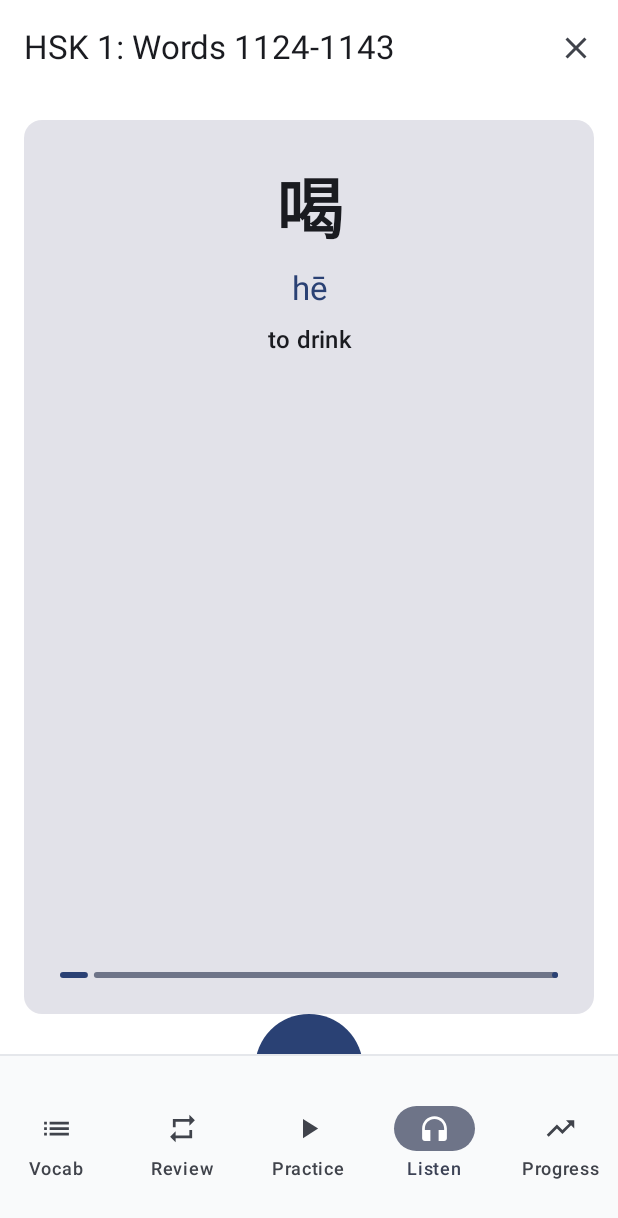
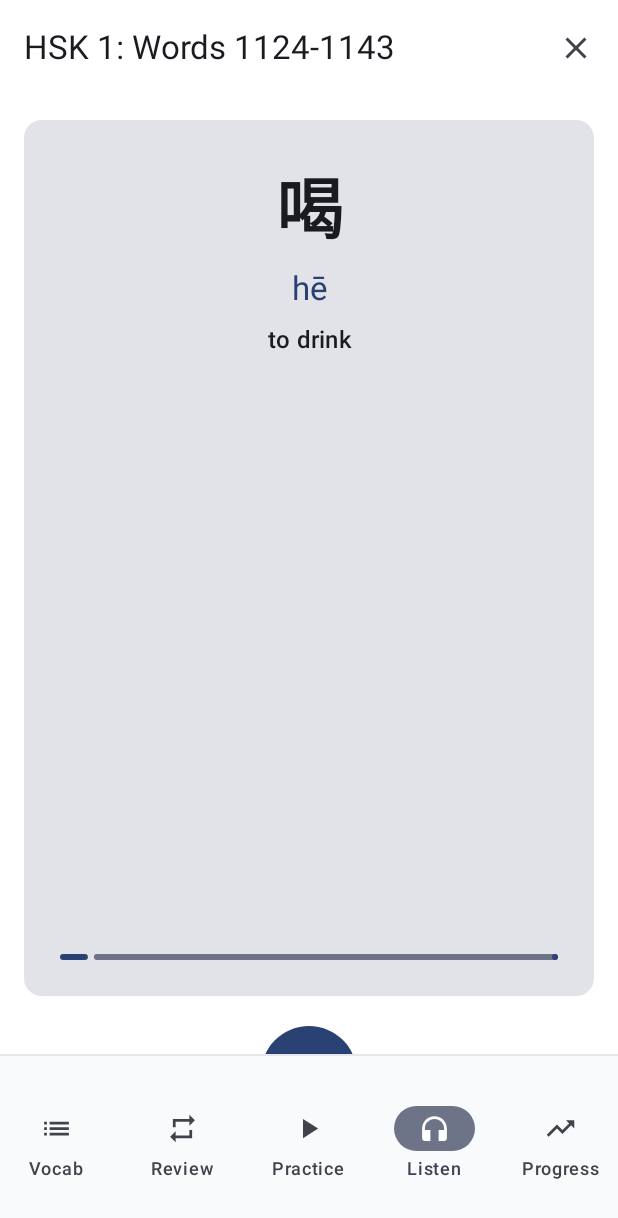
Before and after one commit to salmanajma3862/hsk4mastery-kotlin, an Android app built with Jetpack Compose: the ListeningScreen screen opened through its navigation route, after a tap on "Play", on a phone screen of 412 x 824 dp. Shown: the top 1218 px of the screen. Run offline under Robolectric (Android 15) with nearby library versions, the phone set to English and light mode, and no system bars; our stand-ins replace Dagger/Hilt's generated code, Room's generated code; 3 other taps on this screen came first.

Commit message:
Refactor PlayingUI layout by adding bottom padding to the card and adjusting play/pause button size for improved UI consistency.

```diff
--- a/app/src/main/java/com/salmanajmal/hsk4mastery/ui/listening/ListeningScreen.kt
+++ b/app/src/main/java/com/salmanajmal/hsk4mastery/ui/listening/ListeningScreen.kt
@@ -160,7 +160,7 @@ private fun PlayingUI(ui: ListeningViewModel.ListeningUiState, viewModel: Listen
                 .padding(16.dp),
             verticalArrangement = Arrangement.SpaceBetween
         ) {
-            Card(Modifier.fillMaxWidth().weight(1f)) {
+            Card(Modifier.fillMaxWidth().weight(1f).padding(bottom = 20.dp)) {
                 Column(
                     modifier = Modifier
                         .fillMaxSize()
@@ -193,7 +193,7 @@ private fun PlayingUI(ui: ListeningViewModel.ListeningUiState, viewModel: Listen
                     IconButton(onClick = { viewModel.onPrevious() }) {
                         Icon(Icons.Default.FastRewind, contentDescription = "Previous")
                     }
-                    FilledIconButton(onClick = { viewModel.onPlayPauseTapped() }, modifier = Modifier.size(72.dp)) {
+                    FilledIconButton(onClick = { viewModel.onPlayPauseTapped() }, modifier = Modifier.size(64.dp)) {
                         if (ui.isPlaying) Icon(Icons.Default.Pause, contentDescription = "Pause")
                         else Icon(Icons.Default.PlayArrow, contentDescription = "Play")
                     }
```
